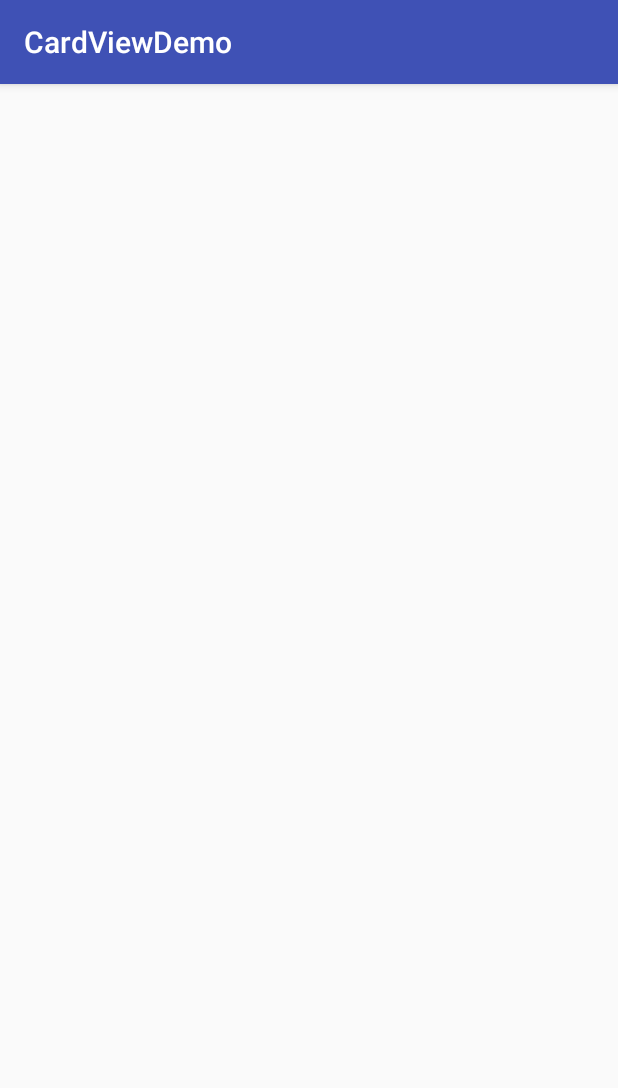
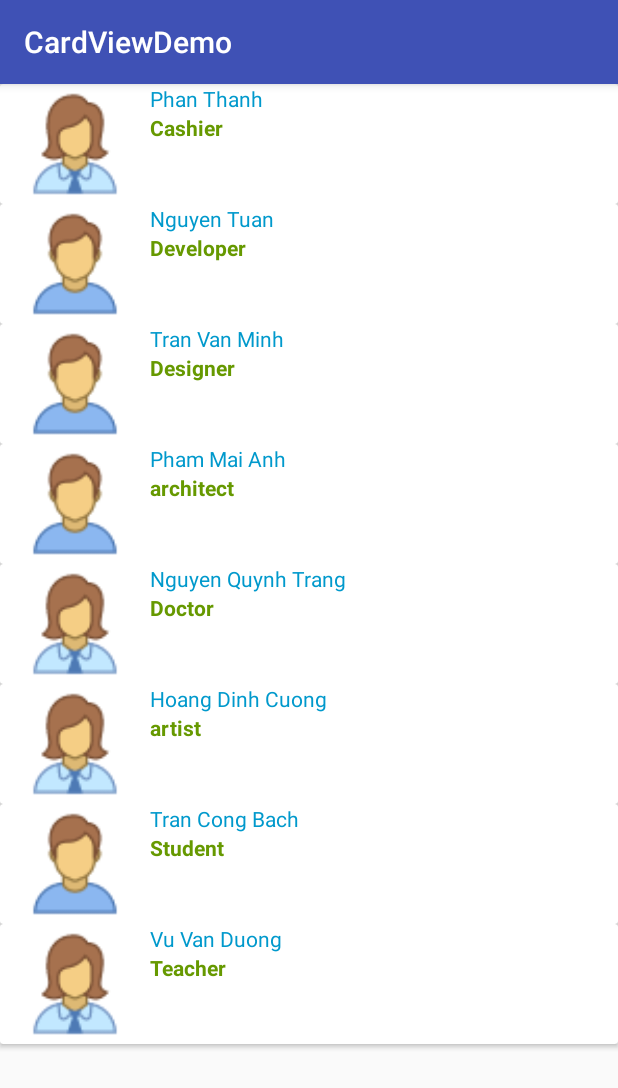
Before and after one commit to vibhanshu007/CardViewDemo, an Android app: the screen it shows after launch (MainActivity), on a phone screen of 412 x 824 dp. Shown: the top 1088 px of the screen. Run offline under Robolectric (Android 15) with nearby library versions, the phone set to English and light mode, and no system bars.

Commit message:
cardview complete

```diff
--- a/app/src/main/java/com/vibs/cardviewdemo/CustomAdapter.java
+++ b/app/src/main/java/com/vibs/cardviewdemo/CustomAdapter.java
@@ -1,29 +1,50 @@
 package com.vibs.cardviewdemo;
 
+import android.app.Activity;
 import android.support.v7.widget.RecyclerView;
+import android.view.LayoutInflater;
 import android.view.View;
 import android.view.ViewGroup;
 import android.widget.ImageView;
 import android.widget.TextView;
+
+import java.util.List;
 
 /**
  * Created by root on 17/4/17.
  */
 
 public class CustomAdapter extends RecyclerView.Adapter<CustomAdapter.ViewHolder> {
+    private List<InfoGetAndSet> infoGetAndSetList;
+    private Activity activity;
+
+    public CustomAdapter(Activity activity,List<InfoGetAndSet> infoGetAndSetList){
+        this.activity=activity;
+        this.infoGetAndSetList=infoGetAndSetList;
+    }
     @Override
     public CustomAdapter.ViewHolder onCreateViewHolder(ViewGroup parent, int viewType) {
-        return null;
+        LayoutInflater layoutInflater = activity.getLayoutInflater();
+        View view = layoutInflater.inflate(R.layout.card_view,parent,false);
+        ViewHolder viewHolder = new ViewHolder(view);
+        return viewHolder;
     }
 
     @Override
     public void onBindViewHolder(CustomAdapter.ViewHolder holder, int position) {
+        holder.name.setText(infoGetAndSetList.get(position).getName());
+        holder.job.setText(infoGetAndSetList.get(position).getDesignation());
+        if (infoGetAndSetList.get(position).isGender()) {
+            holder.imageView.setImageResource(R.mipmap.male);
+        } else {
+            holder.imageView.setImageResource(R.mipmap.female);
+        }
 
     }
 
     @Override
     public int getItemCount() {
-        return 0;
+        return (null != infoGetAndSetList ? infoGetAndSetList.size() : 0);
     }
 
     public static class ViewHolder extends RecyclerView.ViewHolder{
--- a/app/src/main/java/com/vibs/cardviewdemo/InfoGetAndSet.java
+++ b/app/src/main/java/com/vibs/cardviewdemo/InfoGetAndSet.java
@@ -9,7 +9,7 @@ public class InfoGetAndSet {
     private String designation;
     private boolean gender;
 
-    InfoGetAndSet(String name,String designation,boolean gender){
+    InfoGetAndSet(String name,boolean gender,String designation){
 
         this.designation=designation;
         this.name=name;
--- a/app/src/main/java/com/vibs/cardviewdemo/MainActivity.java
+++ b/app/src/main/java/com/vibs/cardviewdemo/MainActivity.java
@@ -2,12 +2,43 @@ package com.vibs.cardviewdemo;
 
 import android.support.v7.app.AppCompatActivity;
 import android.os.Bundle;
+import android.support.v7.widget.LinearLayoutManager;
+import android.support.v7.widget.RecyclerView;
+import android.util.Log;
+
+import java.util.ArrayList;
+import java.util.List;
 
 public class MainActivity extends AppCompatActivity {
+
+    RecyclerView recyclerView;
+    CustomAdapter customAdapter;
+    private List<InfoGetAndSet> infoGetAndSetsList;
+    private boolean gender;
 
     @Override
     protected void onCreate(Bundle savedInstanceState) {
         super.onCreate(savedInstanceState);
         setContentView(R.layout.activity_main);
+        infoGetAndSetsList = new ArrayList<>();
+        recyclerView = (RecyclerView)findViewById(R.id.recyclerview);
+        setRecyclerViewData();
+        Log.e("setRecyclerViewData","setRecyclerViewData" +infoGetAndSetsList);
+        recyclerView.setHasFixedSize(true);
+        RecyclerView.LayoutManager linearLayoutManager = new LinearLayoutManager(MainActivity.this);
+        recyclerView.setLayoutManager(linearLayoutManager);
+        customAdapter = new CustomAdapter(MainActivity.this,infoGetAndSetsList);
+        recyclerView.setAdapter(customAdapter);
+
+    }
+    private void setRecyclerViewData() {
+        infoGetAndSetsList.add(new InfoGetAndSet("Phan Thanh", false, "Cashier"));
+        infoGetAndSetsList.add(new InfoGetAndSet("Nguyen Tuan", true, "Developer"));
+        infoGetAndSetsList.add(new InfoGetAndSet("Tran Van Minh", true, "Designer"));
+        infoGetAndSetsList.add(new InfoGetAndSet("Pham Mai Anh", true, "architect"));
+        infoGetAndSetsList.add(new InfoGetAndSet("Nguyen Quynh Trang", false, "Doctor"));
+        infoGetAndSetsList.add(new InfoGetAndSet("Hoang Dinh Cuong", false, "artist"));
+        infoGetAndSetsList.add(new InfoGetAndSet("Tran Cong Bach", true, "Student"));
+        infoGetAndSetsList.add(new InfoGetAndSet("Vu Van Duong", false, "Teacher"));
     }
 }
--- a/app/src/main/res/layout/activity_main.xml
+++ b/app/src/main/res/layout/activity_main.xml
@@ -5,4 +5,12 @@
     android:id="@+id/main_relative_layout"
     xmlns:android="http://schemas.android.com/apk/res/android">
 
+    <android.support.v7.widget.RecyclerView
+        android:id="@+id/recyclerview"
+        android:layout_width="match_parent"
+        android:layout_height="match_parent"
+        xmlns:android="http://schemas.android.com/apk/res/android">
+
+    </android.support.v7.widget.RecyclerView>
+
 </RelativeLayout>
--- a/app/src/main/res/layout/recycler_view.xml
+++ /dev/null
@@ -1,8 +0,0 @@
-<?xml version="1.0" encoding="utf-8"?>
-<android.support.v7.widget.RecyclerView
-    android:id="@+id/recyclerview"
-    android:layout_width="match_parent"
-    android:layout_height="match_parent"
-    xmlns:android="http://schemas.android.com/apk/res/android">
-
-</android.support.v7.widget.RecyclerView>
```
Also changed, not shown: app/src/main/res/mipmap-hdpi/female.png (added), app/src/main/res/mipmap-hdpi/male.png (added).
